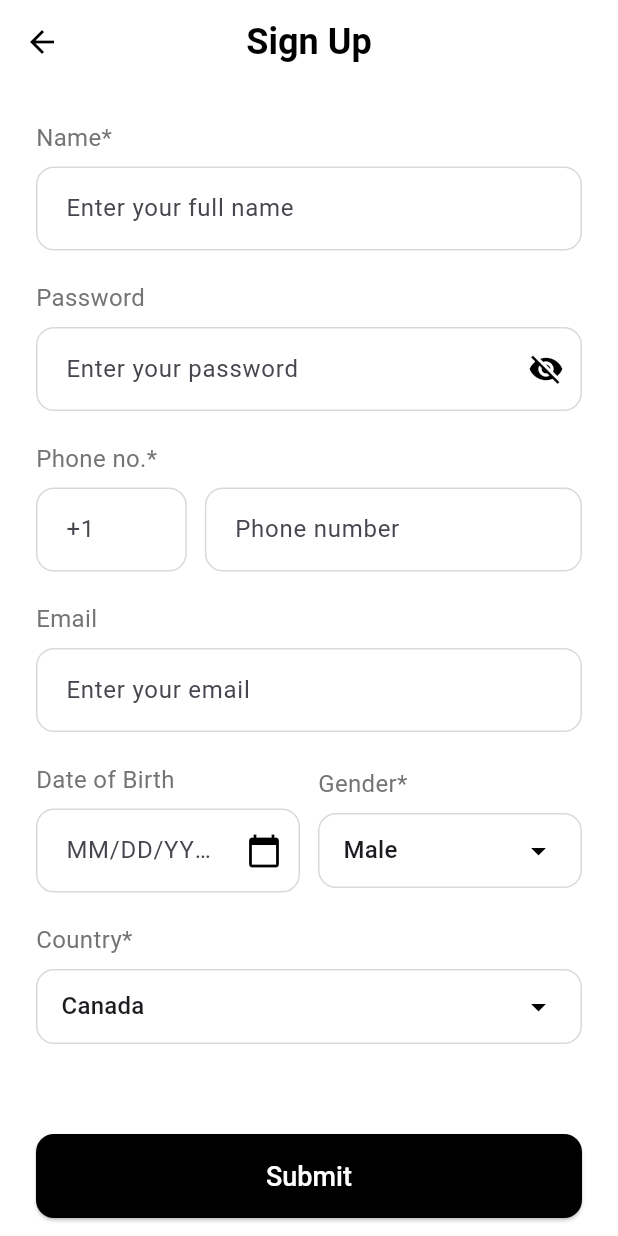
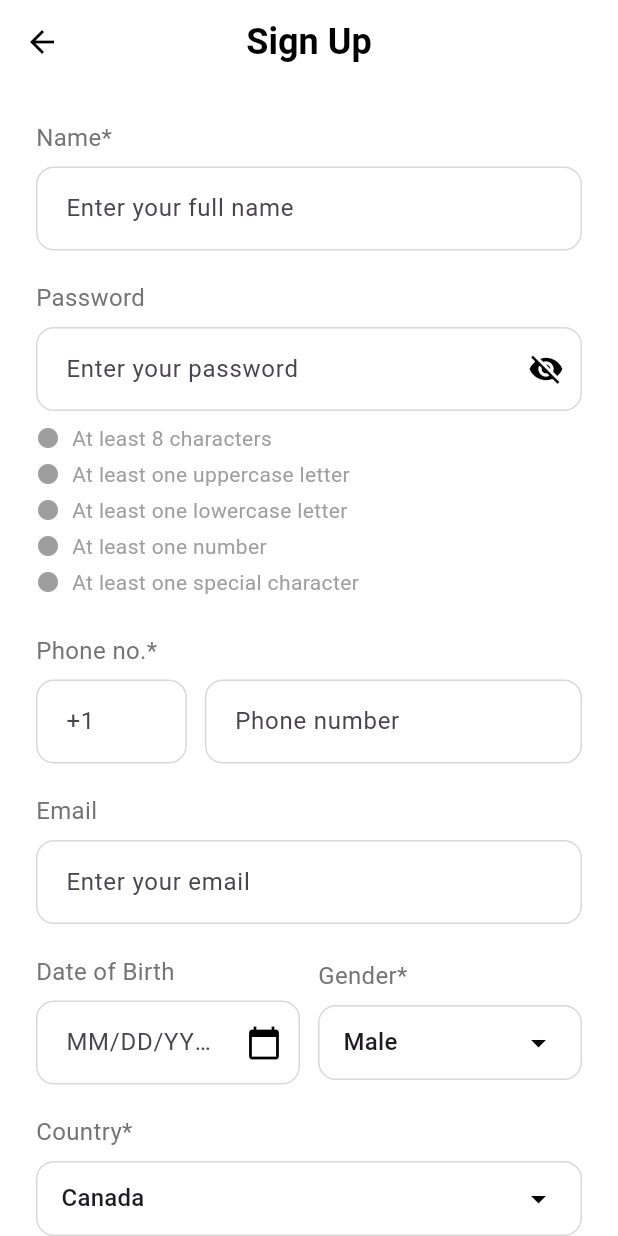
Before and after one commit to ryandong05/app-dev2-project, a Flutter app: the SignUpScreen screen opened directly, on a phone screen of 412 x 824 dp. Run offline on Flutter 3.47's test engine with Material 3 defaults, Android fonts, the phone set to English and light mode, and no system bars; our stand-ins replace cloud_firestore, firebase_auth, firebase_core; accounts and stored records are empty; generated files the repository leaves out were written again.

Commit message:
Added password requirements

```diff
--- a/lib/screens/sign_up_screen.dart
+++ b/lib/screens/sign_up_screen.dart
@@ -1,6 +1,8 @@
 import 'package:flutter/material.dart';
 import 'package:flutter/services.dart';
 import 'package:intl/intl.dart';
+import 'package:firebase_auth/firebase_auth.dart';
+import 'package:cloud_firestore/cloud_firestore.dart';
 import 'package:y/services/auth_service.dart';
 import 'home_screen.dart';
 
@@ -25,6 +27,13 @@ class _SignUpScreenState extends State<SignUpScreen> {
   bool _isLoading = false;
   final AuthService _authService = AuthService();
 
+  // Password validation states
+  bool _hasMinLength = false;
+  bool _hasUpperCase = false;
+  bool _hasLowerCase = false;
+  bool _hasNumber = false;
+  bool _hasSpecialChar = false;
+
   final List<String> _genders = [
     "Male",
     "Female",
@@ -43,6 +52,12 @@ class _SignUpScreenState extends State<SignUpScreen> {
   ];
 
   @override
+  void initState() {
+    super.initState();
+    _passwordController.addListener(_validatePassword);
+  }
+
+  @override
   void dispose() {
     _nameController.dispose();
     _passwordController.dispose();
@@ -53,13 +68,59 @@ class _SignUpScreenState extends State<SignUpScreen> {
     super.dispose();
   }
 
+  void _validatePassword() {
+    final password = _passwordController.text;
+    setState(() {
+      _hasMinLength = password.length >= 8;
+      _hasUpperCase = password.contains(RegExp(r'[A-Z]'));
+      _hasLowerCase = password.contains(RegExp(r'[a-z]'));
+      _hasNumber = password.contains(RegExp(r'[0-9]'));
+      _hasSpecialChar = password.contains(RegExp(r'[!@#$%^&*(),.?":{}|<>]'));
+    });
+  }
+
+  bool get _isPasswordValid {
+    return _hasMinLength &&
+        _hasUpperCase &&
+        _hasLowerCase &&
+        _hasNumber &&
+        _hasSpecialChar;
+  }
+
   Future<void> _signUp() async {
+    if (!_isPasswordValid) {
+      ScaffoldMessenger.of(context).showSnackBar(
+        const SnackBar(
+          content: Text('Please ensure your password meets all requirements'),
+        ),
+      );
+      return;
+    }
+
     setState(() => _isLoading = true);
     try {
-      await _authService.signUpWithEmailAndPassword(
+      // Create user in Firebase Auth
+      final userCredential = await _authService.signUpWithEmailAndPassword(
         _emailController.text.trim(),
         _passwordController.text,
       );
+
+      // Store additional user data in Firestore
+      await FirebaseFirestore.instance
+          .collection('users')
+          .doc(userCredential.user!.uid)
+          .set({
+            'name': _nameController.text.trim(),
+            'email': _emailController.text.trim(),
+            'phone':
+                '${_phoneCodeController.text}${_phoneNumberController.text}',
+            'dob': _dobController.text,
+            'gender': _selectedGender,
+            'country': _selectedCountry,
+            'createdAt': FieldValue.serverTimestamp(),
+            'updatedAt': FieldValue.serverTimestamp(),
+          });
+
       if (mounted) {
         Navigator.pushReplacement(
           context,
@@ -147,7 +208,7 @@ class _SignUpScreenState extends State<SignUpScreen> {
               ),
               const SizedBox(height: 20),
 
-              // Password field
+              // Password field with requirements
               const Text(
                 'Password',
                 style: TextStyle(fontSize: 16, color: Color(0xFF747474)),
@@ -172,6 +233,27 @@ class _SignUpScreenState extends State<SignUpScreen> {
                     },
                   ),
                 ),
+              ),
+              const SizedBox(height: 8),
+              // Password requirements
+              Column(
+                crossAxisAlignment: CrossAxisAlignment.start,
+                children: [
+                  _buildRequirement('At least 8 characters', _hasMinLength),
+                  _buildRequirement(
+                    'At least one uppercase letter',
+                    _hasUpperCase,
+                  ),
+                  _buildRequirement(
+                    'At least one lowercase letter',
+                    _hasLowerCase,
+                  ),
+                  _buildRequirement('At least one number', _hasNumber),
+                  _buildRequirement(
+                    'At least one special character',
+                    _hasSpecialChar,
+                  ),
+                ],
               ),
               const SizedBox(height: 20),
 
@@ -380,4 +462,27 @@ class _SignUpScreenState extends State<SignUpScreen> {
       ),
     );
   }
+
+  Widget _buildRequirement(String text, bool isMet) {
+    return Padding(
+      padding: const EdgeInsets.only(bottom: 4),
+      child: Row(
+        children: [
+          Icon(
+            isMet ? Icons.check_circle : Icons.circle,
+            size: 16,
+            color: isMet ? Colors.green : Colors.grey,
+          ),
+          const SizedBox(width: 8),
+          Text(
+            text,
+            style: TextStyle(
+              fontSize: 14,
+              color: isMet ? Colors.green : Colors.grey,
+            ),
+          ),
+        ],
+      ),
+    );
+  }
 }
```
